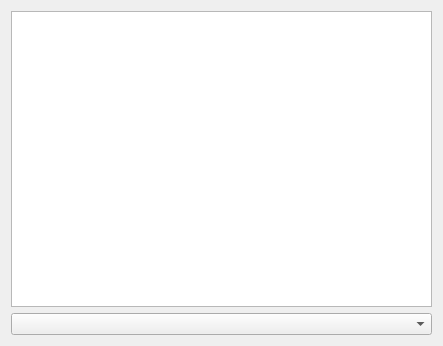
First picture: the form in traceabilityview.ui, repository JoseCM/TraceabilityMatrix, before the edit.
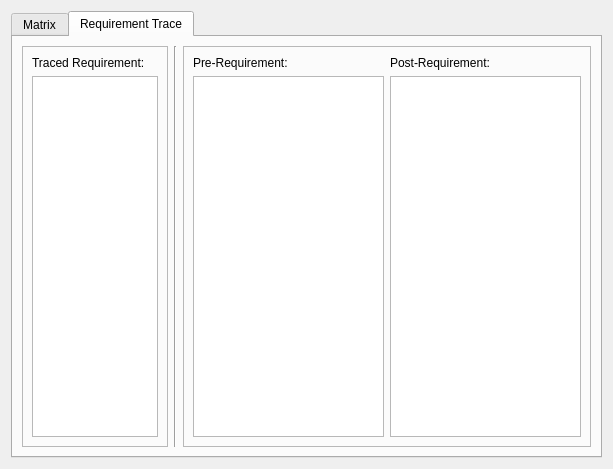
Second picture: the form after the edit. The open tabs and pages were chosen to show the change.

Patch:
```diff
--- a/traceabilityview.ui
+++ b/traceabilityview.ui
@@ -6,8 +6,8 @@
    <rect>
     <x>0</x>
     <y>0</y>
-    <width>443</width>
-    <height>346</height>
+    <width>613</width>
+    <height>469</height>
    </rect>
   </property>
   <property name="sizePolicy">
@@ -19,12 +19,119 @@
   <property name="windowTitle">
    <string>Form</string>
   </property>
-  <layout class="QVBoxLayout" name="verticalLayout">
-   <item>
-    <widget class="QTableView" name="tableView"/>
-   </item>
-   <item>
-    <widget class="QComboBox" name="comboBox"/>
+  <layout class="QGridLayout" name="gridLayout">
+   <item row="0" column="0">
+    <widget class="QTabWidget" name="tabWidget">
+     <property name="currentIndex">
+      <number>0</number>
+     </property>
+     <widget class="QWidget" name="tab">
+      <attribute name="title">
+       <string>Matrix</string>
+      </attribute>
+      <layout class="QVBoxLayout" name="verticalLayout">
+       <item>
+        <widget class="QTableView" name="tableView"/>
+       </item>
+       <item>
+        <layout class="QHBoxLayout" name="horizontalLayout">
+         <item>
+          <widget class="QLabel" name="label">
+           <property name="text">
+            <string>Select document:</string>
+           </property>
+           <property name="alignment">
+            <set>Qt::AlignRight|Qt::AlignTrailing|Qt::AlignVCenter</set>
+           </property>
+          </widget>
+         </item>
+         <item>
+          <widget class="QComboBox" name="comboBox"/>
+         </item>
+        </layout>
+       </item>
+      </layout>
+      <zorder>tableView</zorder>
+      <zorder>label</zorder>
+      <zorder>horizontalLayoutWidget</zorder>
+     </widget>
+     <widget class="QWidget" name="tab_2">
+      <attribute name="title">
+       <string>Requirement Trace</string>
+      </attribute>
+      <layout class="QHBoxLayout" name="horizontalLayout_3">
+       <item>
+        <widget class="QFrame" name="frame_2">
+         <property name="frameShape">
+          <enum>QFrame::StyledPanel</enum>
+         </property>
+         <property name="frameShadow">
+          <enum>QFrame::Raised</enum>
+         </property>
+         <layout class="QGridLayout" name="gridLayout_2">
+          <item row="0" column="0">
+           <widget class="QLabel" name="label_2">
+            <property name="text">
+             <string>Traced Requirement:</string>
+            </property>
+           </widget>
+          </item>
+          <item row="1" column="0">
+           <widget class="QListView" name="reqList"/>
+          </item>
+         </layout>
+        </widget>
+       </item>
+       <item>
+        <widget class="Line" name="line">
+         <property name="orientation">
+          <enum>Qt::Vertical</enum>
+         </property>
+        </widget>
+       </item>
+       <item>
+        <widget class="QFrame" name="frame">
+         <property name="frameShape">
+          <enum>QFrame::StyledPanel</enum>
+         </property>
+         <property name="frameShadow">
+          <enum>QFrame::Raised</enum>
+         </property>
+         <layout class="QHBoxLayout" name="horizontalLayout_2">
+          <item>
+           <layout class="QVBoxLayout" name="verticalLayout_2">
+            <item>
+             <widget class="QLabel" name="label_3">
+              <property name="text">
+               <string>Pre-Requirement:</string>
+              </property>
+             </widget>
+            </item>
+            <item>
+             <widget class="QListView" name="preReq"/>
+            </item>
+           </layout>
+          </item>
+          <item>
+           <layout class="QVBoxLayout" name="verticalLayout_3">
+            <item>
+             <widget class="QLabel" name="label_4">
+              <property name="text">
+               <string>Post-Requirement:</string>
+              </property>
+             </widget>
+            </item>
+            <item>
+             <widget class="QListView" name="postReq"/>
+            </item>
+           </layout>
+          </item>
+         </layout>
+        </widget>
+       </item>
+      </layout>
+     </widget>
+    </widget>
    </item>
   </layout>
  </widget>
```
